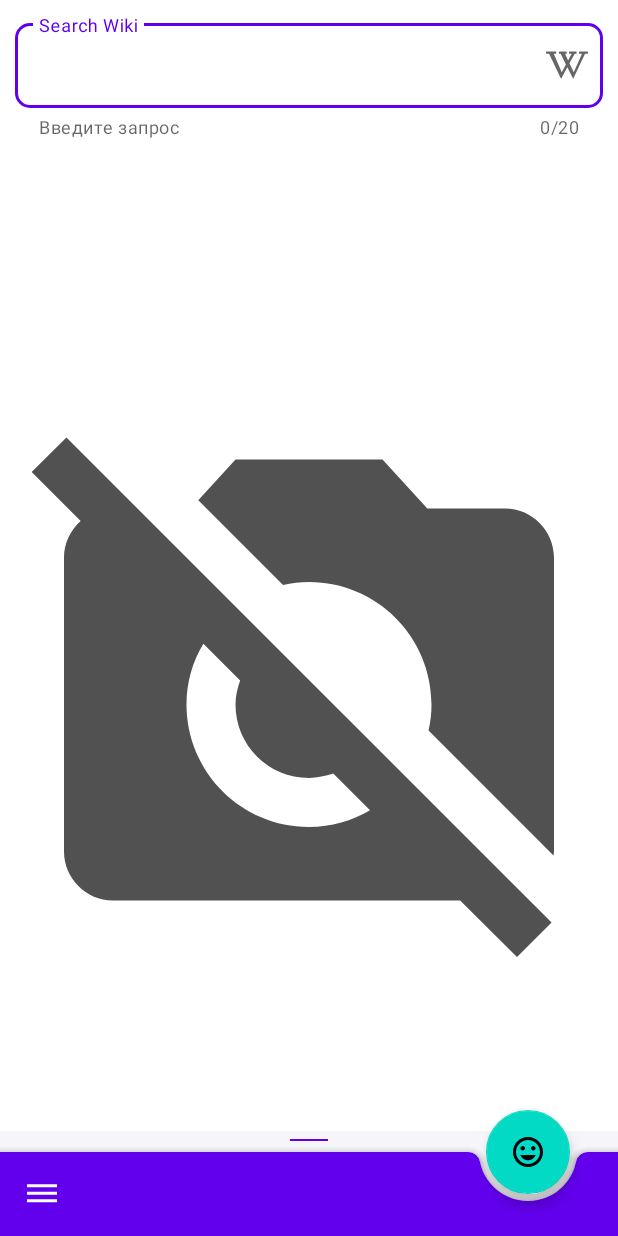
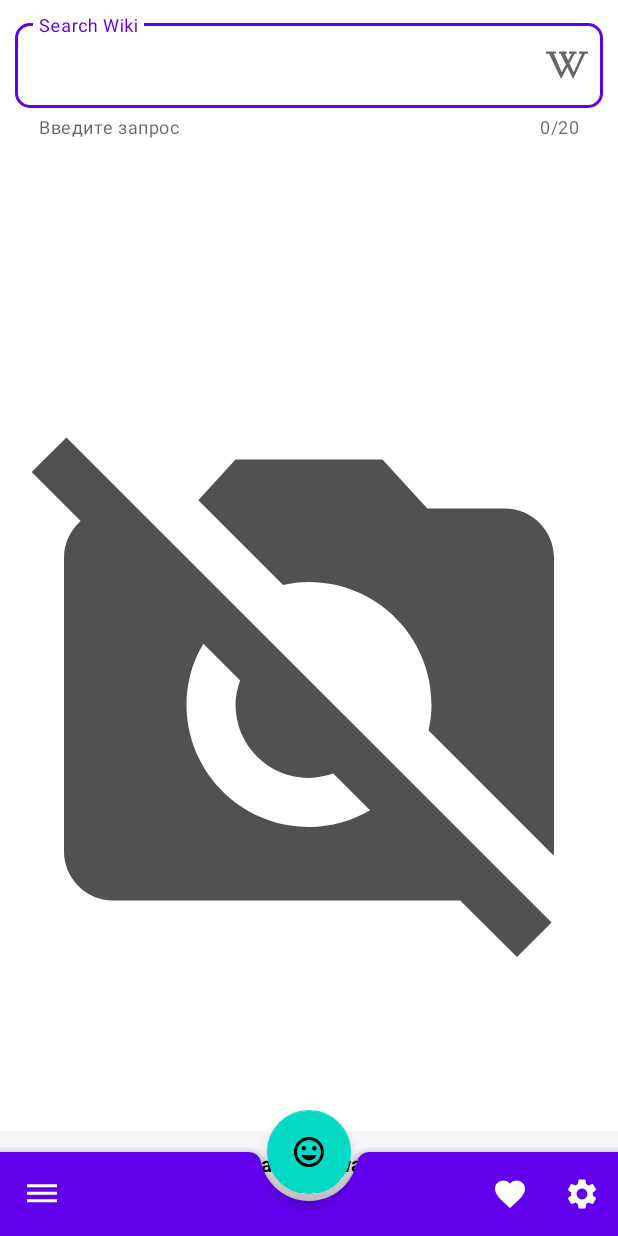
Before and after one commit to Artushock/MaterialDesignProject, an Android app: the screen it shows after launch (MainActivity), on a phone screen of 412 x 824 dp. Run offline under Robolectric (Android 15) with nearby library versions, the phone set to English and light mode, and no system bars; pictures from the network do not load.

Commit message:
Added app bar option menu

```diff
--- a/app/src/main/java/com/artushock/materialdesignproject/ui/main/view/fragments/MainFragment.kt
+++ b/app/src/main/java/com/artushock/materialdesignproject/ui/main/view/fragments/MainFragment.kt
@@ -1,19 +1,20 @@
 package com.artushock.materialdesignproject.ui.main.view.fragments
 
+import android.app.Activity
 import android.content.Intent
 import android.net.Uri
 import android.os.Bundle
 import android.util.Log
-import android.view.LayoutInflater
-import android.view.View
-import android.view.ViewGroup
+import android.view.*
 import android.widget.Toast
 import androidx.constraintlayout.widget.ConstraintLayout
 import androidx.fragment.app.Fragment
 import androidx.lifecycle.ViewModelProvider
 import coil.load
+import com.artushock.materialdesignproject.R
 import com.artushock.materialdesignproject.data.model.PictureOfTheDayData
 import com.artushock.materialdesignproject.databinding.MainFragmentBinding
+import com.artushock.materialdesignproject.ui.main.view.activities.MainActivity
 import com.artushock.materialdesignproject.ui.main.viewmodel.MainViewModel
 import com.google.android.material.bottomsheet.BottomSheetBehavior
 
@@ -50,6 +51,30 @@
         setBottomSheetBehavior(binding.includedBottomSheet.bottomSheetContainer)
         initViewModel()
         initTextInputLayout()
+        setBottomAppBar()
+    }
+
+    override fun onCreateOptionsMenu(menu: Menu, inflater: MenuInflater) {
+        super.onCreateOptionsMenu(menu, inflater)
+        inflater.inflate(R.menu.bottom_app_bar_menu, menu)
+    }
+
+    override fun onOptionsItemSelected(item: MenuItem): Boolean {
+        when (item.itemId){
+            R.id.app_bar_fav -> {
+                Toast.makeText(context, "Favorite", Toast.LENGTH_SHORT).show()
+            }
+            R.id.app_bar_settings -> {
+                Toast.makeText(context, "Settings", Toast.LENGTH_SHORT).show()
+            }
+        }
+        return super.onOptionsItemSelected(item)
+    }
+
+    private fun setBottomAppBar(){
+        val context = activity as MainActivity
+        context.setSupportActionBar(binding.bottomAppBar)
+        setHasOptionsMenu(true)
     }
 
     private fun initTextInputLayout() {
--- /dev/null
+++ b/app/src/main/res/drawable/ic_baseline_favorite_24.xml
@@ -0,0 +1,5 @@
+<vector android:height="24dp" android:tint="#FFFFFF"
+    android:viewportHeight="24" android:viewportWidth="24"
+    android:width="24dp" xmlns:android="http://schemas.android.com/apk/res/android">
+    <path android:fillColor="@android:color/white" android:pathData="M12,21.35l-1.45,-1.32C5.4,15.36 2,12.28 2,8.5 2,5.42 4.42,3 7.5,3c1.74,0 3.41,0.81 4.5,2.09C13.09,3.81 14.76,3 16.5,3 19.58,3 22,5.42 22,8.5c0,3.78 -3.4,6.86 -8.55,11.54L12,21.35z"/>
+</vector>
--- /dev/null
+++ b/app/src/main/res/drawable/ic_baseline_settings_24.xml
@@ -0,0 +1,5 @@
+<vector android:height="24dp" android:tint="#FFFFFF"
+    android:viewportHeight="24" android:viewportWidth="24"
+    android:width="24dp" xmlns:android="http://schemas.android.com/apk/res/android">
+    <path android:fillColor="@android:color/white" android:pathData="M19.14,12.94c0.04,-0.3 0.06,-0.61 0.06,-0.94c0,-0.32 -0.02,-0.64 -0.07,-0.94l2.03,-1.58c0.18,-0.14 0.23,-0.41 0.12,-0.61l-1.92,-3.32c-0.12,-0.22 -0.37,-0.29 -0.59,-0.22l-2.39,0.96c-0.5,-0.38 -1.03,-0.7 -1.62,-0.94L14.4,2.81c-0.04,-0.24 -0.24,-0.41 -0.48,-0.41h-3.84c-0.24,0 -0.43,0.17 -0.47,0.41L9.25,5.35C8.66,5.59 8.12,5.92 7.63,6.29L5.24,5.33c-0.22,-0.08 -0.47,0 -0.59,0.22L2.74,8.87C2.62,9.08 2.66,9.34 2.86,9.48l2.03,1.58C4.84,11.36 4.8,11.69 4.8,12s0.02,0.64 0.07,0.94l-2.03,1.58c-0.18,0.14 -0.23,0.41 -0.12,0.61l1.92,3.32c0.12,0.22 0.37,0.29 0.59,0.22l2.39,-0.96c0.5,0.38 1.03,0.7 1.62,0.94l0.36,2.54c0.05,0.24 0.24,0.41 0.48,0.41h3.84c0.24,0 0.44,-0.17 0.47,-0.41l0.36,-2.54c0.59,-0.24 1.13,-0.56 1.62,-0.94l2.39,0.96c0.22,0.08 0.47,0 0.59,-0.22l1.92,-3.32c0.12,-0.22 0.07,-0.47 -0.12,-0.61L19.14,12.94zM12,15.6c-1.98,0 -3.6,-1.62 -3.6,-3.6s1.62,-3.6 3.6,-3.6s3.6,1.62 3.6,3.6S13.98,15.6 12,15.6z"/>
+</vector>
--- a/app/src/main/res/layout/main_fragment.xml
+++ b/app/src/main/res/layout/main_fragment.xml
@@ -63,7 +63,7 @@
         android:layout_height="wrap_content"
         android:layout_gravity="bottom"
         android:backgroundTint="@color/design_default_color_primary"
-        app:fabAlignmentMode="end"
+        app:fabAlignmentMode="center"
         app:navigationIcon="@drawable/ic_baseline_dehaze_24"/>
 
     <com.google.android.material.floatingactionbutton.FloatingActionButton
--- /dev/null
+++ b/app/src/main/res/menu/bottom_app_bar_menu.xml
@@ -0,0 +1,17 @@
+<?xml version="1.0" encoding="utf-8"?>
+<menu xmlns:android="http://schemas.android.com/apk/res/android"
+    xmlns:app="http://schemas.android.com/apk/res-auto">
+
+    <item
+        android:id="@+id/app_bar_fav"
+        android:title="@string/favorite"
+        android:icon="@drawable/ic_baseline_favorite_24"
+        app:showAsAction="ifRoom"/>
+
+    <item
+        android:id="@+id/app_bar_settings"
+        android:title="@string/settings"
+        android:icon="@drawable/ic_baseline_settings_24"
+        app:showAsAction="ifRoom"/>
+
+</menu>
--- a/app/src/main/res/values/strings.xml
+++ b/app/src/main/res/values/strings.xml
@@ -3,4 +3,6 @@
     <string name="photo_of_the_day">Photo of the day</string>
     <string name="search_wiki">Search Wiki</string>
     <string name="astronomy_picture_of_the_day">Astronomy Picture of the Day</string>
+    <string name="favorite">Favorite</string>
+    <string name="settings">Settings</string>
 </resources>
```
